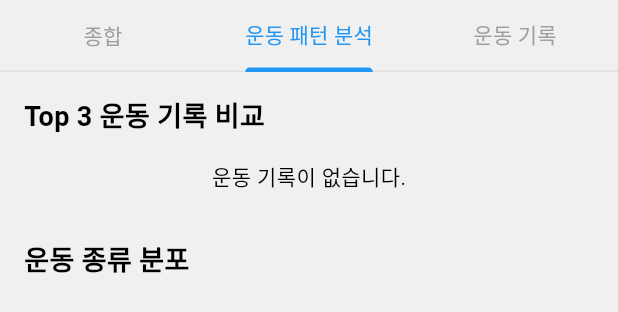
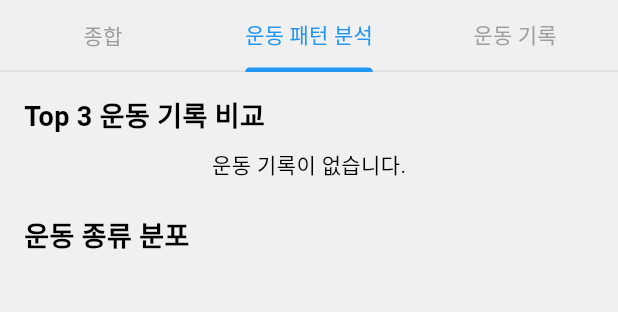
Before and after one commit to GN-AI-3/final_project_fe, a Flutter app: the ExerciseReportTab widget shown alone on an empty page, opened directly with empty values, tab 2 chosen, on a phone screen of 412 x 824 dp. Shown: the top 312 px of the screen. Run offline on Flutter 3.47's test engine with Material 3 defaults, Android fonts, the phone set to English and light mode, and no system bars; drawn by our look-alikes of fl_chart; our stand-ins replace firebase_core, firebase_messaging, flutter_dotenv, flutter_local_notifications, shared_preferences, syncfusion_flutter_calendar; missing offline and left inert: syncfusion_localizations; accounts and stored records are empty.

Commit message:
Fix: 트레이닝 리포트 - 운동 여백 미세 조정

```diff
--- a/lib/trainer/screens/training_report_screen.dart
+++ b/lib/trainer/screens/training_report_screen.dart
@@ -1164,15 +1164,16 @@ class _ExerciseReportTabState extends State<ExerciseReportTab>
             'Top 3 운동 기록 비교',
             style: TextStyle(fontSize: 18, fontWeight: FontWeight.bold),
           ),
-          const SizedBox(height: 16),
+          const SizedBox(height: 8),
           _buildExerciseComparisonChart(),
-          const SizedBox(height: 32),
+          const SizedBox(height: 24),
           const Text(
             '운동 종류 분포',
             style: TextStyle(fontSize: 18, fontWeight: FontWeight.bold),
           ),
           const SizedBox(height: 32),
           _buildExerciseTypeDistribution(),
+          const SizedBox(height: 16),
         ],
       ),
     );
```
